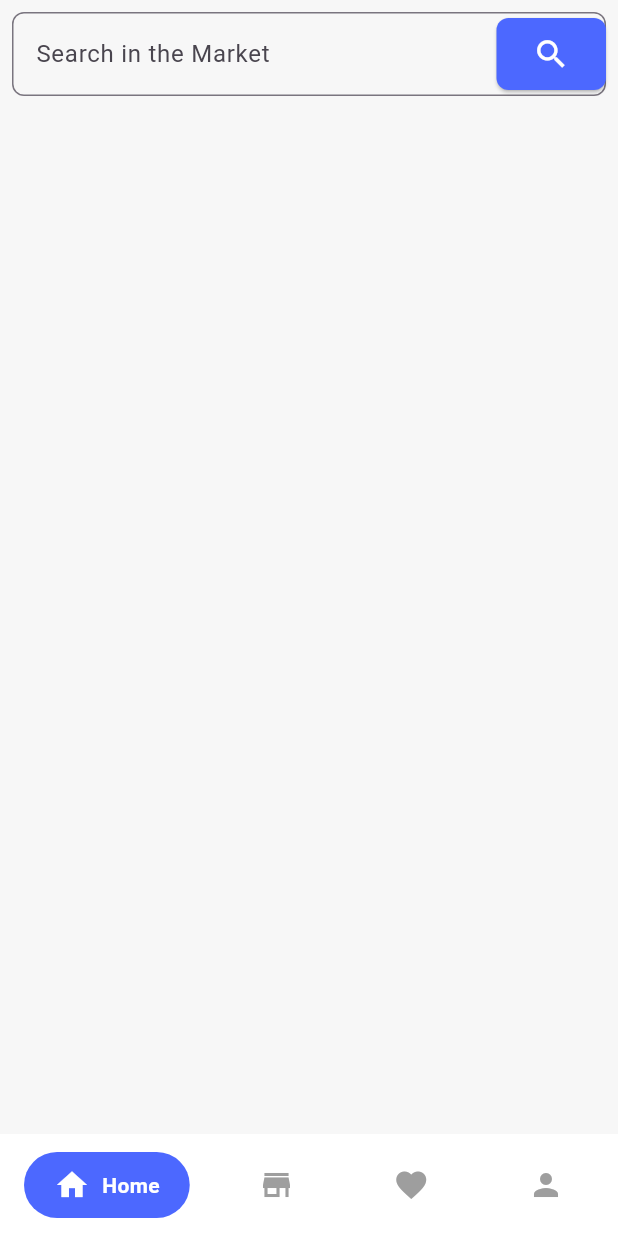
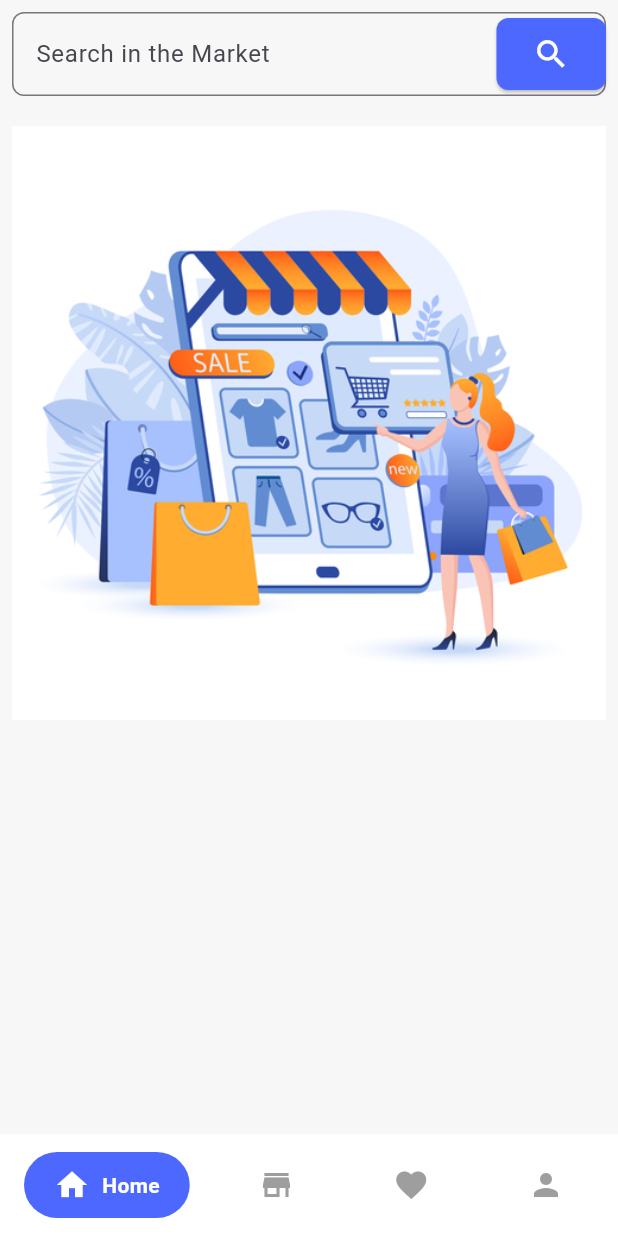
Before and after one commit to Mokassem0/market, a Flutter app: the screen it shows after launch, on a phone screen of 412 x 824 dp. Run offline on Flutter 3.47's test engine with Material 3 defaults, Android fonts, the phone set to English and light mode, and no system bars; drawn by our look-alikes of google_nav_bar; our stand-ins replace bloc, flutter_bloc.

Commit message:
add main image in home view

```diff
--- a/lib/views/home/ui/home_view.dart
+++ b/lib/views/home/ui/home_view.dart
@@ -1,5 +1,4 @@
 import 'package:flutter/material.dart';
-import 'package:market/core/app_color.dart';
 import 'package:market/core/components/custom_search_field.dart';
 
 class HomeView extends StatelessWidget {
@@ -12,6 +11,8 @@ class HomeView extends StatelessWidget {
       child: ListView(
         children: [
           CustomSearchField(),
+          SizedBox(height: 20),
+          Image.asset("assets/images/buy.jpg"),
         ],
       ),
     );
--- a/pubspec.yaml
+++ b/pubspec.yaml
@@ -60,8 +60,8 @@ flutter:
   uses-material-design: true
 
   # To add assets to your application, add an assets section, like this:
-  # assets:
-  #   - images/a_dot_burr.jpeg
+  assets:
+    - assets/images/buy.jpg
   #   - images/a_dot_ham.jpeg
 
   # An image asset can refer to one or more resolution-specific "variants", see
```
Also changed, not shown: assets/images/buy.jpg (added).
